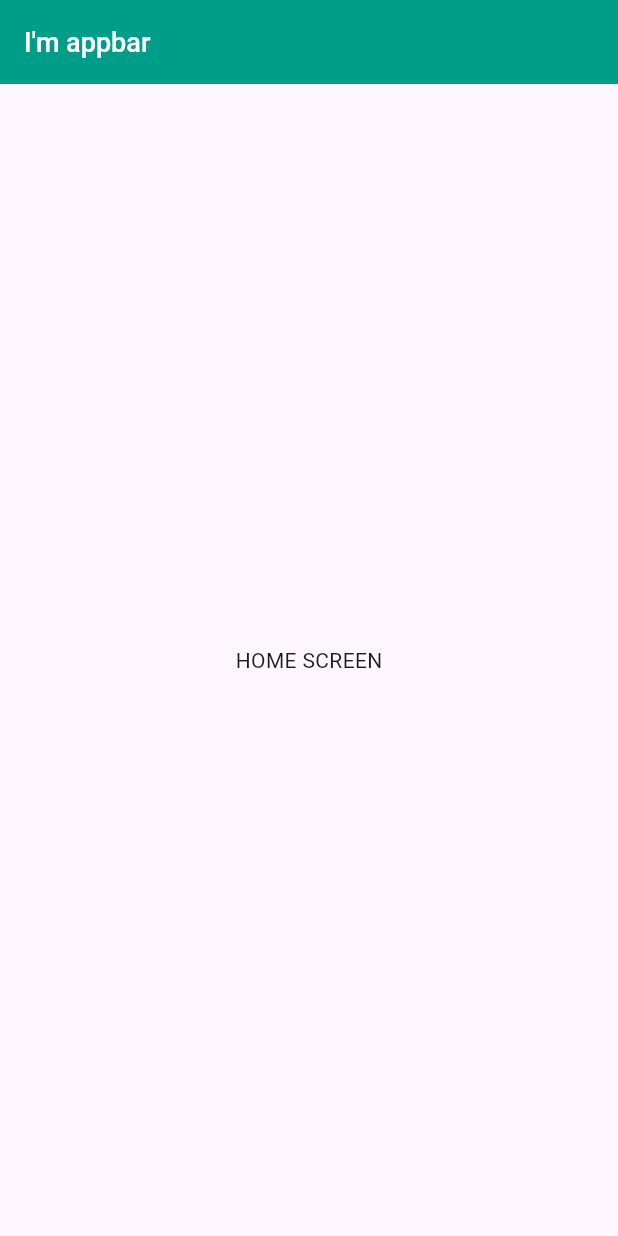
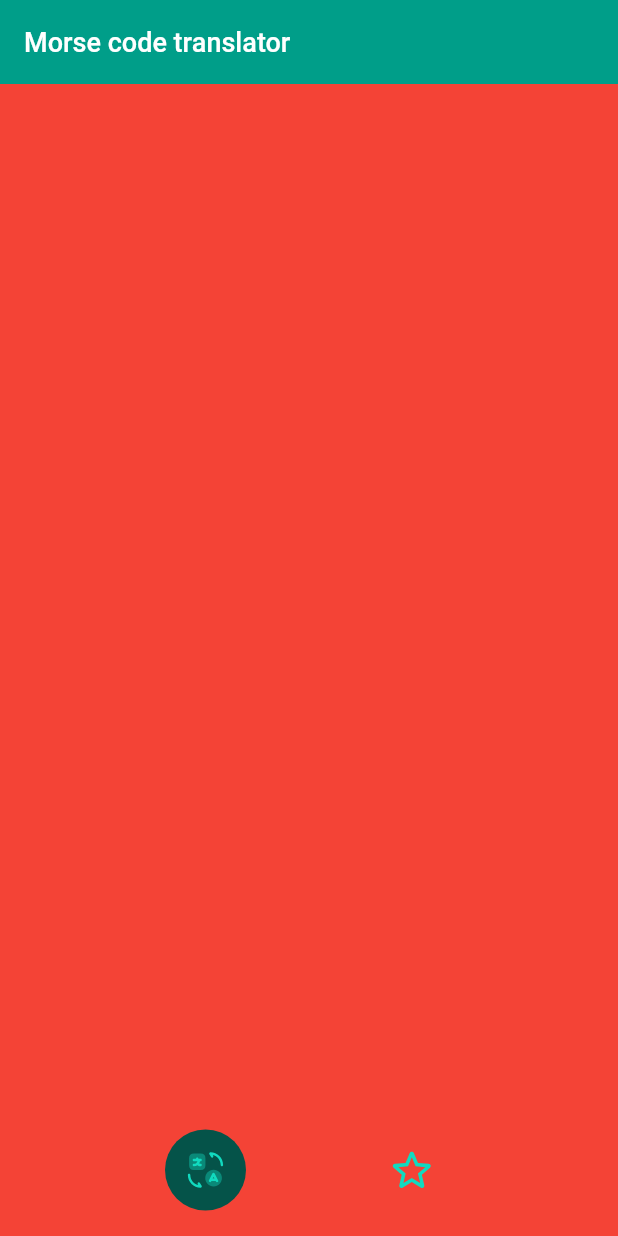
Before and after one commit to M1XAJIbI4/morse_code, a Flutter app: the screen it shows after launch, on a phone screen of 412 x 824 dp. Run offline on Flutter 3.47's test engine with Material 3 defaults, Android fonts, the phone set to English and light mode, and no system bars; our stand-ins replace flutter_bloc, flutter_svg, get_it, injectable, logger, vector_graphics; generated files the repository leaves out were written again.

Commit message:
Made HomeScreen structure

```diff
--- /dev/null
+++ b/lib/presentation/design/design_appbar.dart
@@ -0,0 +1,15 @@
+import 'package:flutter/material.dart';
+
+class DesignAppbar extends StatelessWidget implements PreferredSizeWidget{
+  const DesignAppbar({super.key});
+
+  @override
+  Widget build(BuildContext context) {
+    return AppBar(
+      title: const Text('Morse code translator'),
+    );
+  }
+
+  @override
+  Size get preferredSize => const Size.fromHeight(kToolbarHeight);
+}
--- /dev/null
+++ b/lib/presentation/design/scaling_button.dart
@@ -0,0 +1,65 @@
+import 'package:flutter/material.dart';
+
+class ScalingButton extends StatefulWidget {
+  final VoidCallback? onTap;
+  final Widget child;
+  final Widget? childDisabled;
+
+  const ScalingButton({
+    super.key,
+    required this.onTap,
+    required this.child,
+    this.childDisabled,
+  });
+
+  @override
+  State<ScalingButton> createState() => _ScalingButtonState();
+}
+
+class _ScalingButtonState extends State<ScalingButton>
+    with TickerProviderStateMixin {
+  late final _controller = AnimationController(
+    lowerBound: 0.8,
+    upperBound: 1,
+    duration: const Duration(milliseconds: 50),
+    value: 1,
+    vsync: this,
+  );
+
+  @override
+  void dispose() {
+    _controller.dispose();
+    super.dispose();
+  }
+
+  @override
+  Widget build(BuildContext context) {
+    return AnimatedBuilder(
+      animation: _controller,
+      builder: (context, child) => Transform.scale(
+        scale: _controller.value,
+        child: child,
+      ),
+      child: GestureDetector(
+        behavior: HitTestBehavior.opaque,
+        onTapDown: widget.onTap != null
+            ? (details) => _controller.animateTo(
+                  _controller.lowerBound,
+                )
+            : null,
+        onTapUp: widget.onTap != null
+            ? (details) {
+                _controller.animateTo(
+                  _controller.upperBound,
+                );
+                widget.onTap?.call();
+              }
+            : null,
+        onTapCancel: () => _controller.animateTo(
+          _controller.upperBound,
+        ),
+        child: widget.child,
+      ),
+    );
+  }
+}
--- a/lib/presentation/home_screen/home_screen.dart
+++ b/lib/presentation/home_screen/home_screen.dart
@@ -1,4 +1,12 @@
+import 'package:flutter/foundation.dart';
 import 'package:flutter/material.dart';
+import 'package:flutter_svg/svg.dart';
+import 'package:morse_code/gen/assets.gen.dart';
+import 'package:morse_code/presentation/design/design_appbar.dart';
+import 'package:morse_code/presentation/design/scaling_button.dart';
+
+part 'widgets/home_screen_bottom_bar.dart';
+part 'widgets/tab_icon.dart';
 
 class HomeScreen extends StatefulWidget {
   const HomeScreen({super.key});
@@ -7,14 +15,98 @@ class HomeScreen extends StatefulWidget {
   State<HomeScreen> createState() => _HomeScreenState();
 }
 
-class _HomeScreenState extends State<HomeScreen> {
+class _HomeScreenState extends State<HomeScreen> with TickerProviderStateMixin {
+  final _activeTabNotifier =
+      ValueNotifier<HomeScreenTab>(HomeScreenTab.translateTab);
+  late final TabController _tabController;
+
+  @override
+  void initState() {
+    super.initState();
+    _tabController = TabController(
+      length: HomeScreenTab.values.length,
+      vsync: this,
+    );
+    _initListener();
+  }
+
+  void _initListener() {
+    _tabController.addListener(_tabListener);
+  }
+
+  void _tabListener() {
+    _activeTabNotifier.value = HomeScreenTab.values[_tabController.index];
+  }
+
   @override
   Widget build(BuildContext context) {
     return Scaffold(
-      appBar: AppBar(title: const Text("I'm appbar"),),
-      body: const Center(
-        child: Text('HOME SCREEN'),
+      appBar: const DesignAppbar(),
+      body: SafeArea(
+        child: Stack(
+          children: [
+            TabBarView(
+                physics: const NeverScrollableScrollPhysics(),
+                controller: _tabController,
+                children: [
+                  //TODO: implement
+                  Container(
+                      width: double.infinity, height: 200, color: Colors.red),
+                  Container(
+                      width: double.infinity,
+                      height: 200,
+                      color: Colors.green),
+                ]),
+            Positioned(
+              bottom: 17.0,
+              left: 0.0,
+              right: 0.0,
+              child: _HomeScreenBottomBar(
+                onTapTapped: (tab) => _onTapTapped(tab),
+                activeTabListenable: _activeTabNotifier,
+              )
+            )
+          ],
+        ),
       ),
     );
   }
+
+
+  void _onTapTapped(HomeScreenTab tab) {
+    _tabController.animateTo(tab.tabIndex);
+  }
+
+  @override
+  void dispose() {
+    _activeTabNotifier.dispose();
+    _tabController.removeListener(_tabListener);
+    _tabController.dispose();
+    super.dispose();
+  }
 }
+
+enum HomeScreenTab {
+  translateTab,
+  favoritesTab,
+}
+
+extension HomeScreenTabExtension on HomeScreenTab {
+  String get iconPath => switch (this) {
+        HomeScreenTab.translateTab => Assets.images.translateTab.path,
+        HomeScreenTab.favoritesTab => Assets.images.favoritesTab.path,
+      };
+
+  int get tabIndex => switch (this) {
+        HomeScreenTab.translateTab => 0,
+        HomeScreenTab.favoritesTab => 1,
+      };
+
+  HomeScreenTab getByIndex(int index) {
+    if (index == 0) {
+      return HomeScreenTab.translateTab;
+    } else {
+      return HomeScreenTab.favoritesTab;
+    }
+  }
+}
--- /dev/null
+++ b/lib/presentation/home_screen/widgets/home_screen_bottom_bar.dart
@@ -0,0 +1,49 @@
+part of '../home_screen.dart';
+
+class _HomeScreenBottomBar extends StatelessWidget {
+  final Function(HomeScreenTab) onTapTapped;
+  final ValueListenable<HomeScreenTab> activeTabListenable;
+
+  const _HomeScreenBottomBar({
+    required this.onTapTapped,
+    required this.activeTabListenable,
+  });
+
+  @override
+  Widget build(BuildContext context) {
+    return SizedBox(
+      width: double.infinity,
+      height: 54,
+      child: Row(
+        mainAxisAlignment: MainAxisAlignment.center,
+        children: [..._confugureTabs()],
+      ),
+    );
+  }
+
+  List<Widget> _confugureTabs() {
+    final result = <Widget>[];
+    for (final tab in HomeScreenTab.values) {
+      final icon = _TabIcon(
+          tab: tab,
+          onTap: () => onTapTapped.call(tab),
+          activeTabListenable: activeTabListenable);
+      result.add(icon);
+      if (HomeScreenTab.values.last != tab) {
+        result.add(_getSeparator());
+      }
+    }
+    return result;
+  }
+
+  Widget _getSeparator() {
+    return Flexible(
+      child: ConstrainedBox(
+        constraints: const BoxConstraints(maxWidth: 84),
+        child: const SizedBox(
+          width: double.infinity,
+        ),
+      ),
+    );
+  }
+}
--- /dev/null
+++ b/lib/presentation/home_screen/widgets/tab_icon.dart
@@ -0,0 +1,55 @@
+part of '../home_screen.dart';
+
+class _TabIcon extends StatelessWidget {
+  final HomeScreenTab tab;
+  final VoidCallback onTap;
+  final ValueListenable<HomeScreenTab> activeTabListenable;
+
+  const _TabIcon({
+    required this.tab,
+    required this.onTap,
+    required this.activeTabListenable,
+  });
+
+  @override
+  Widget build(BuildContext context) {
+    return SizedBox(
+      width: 54,
+      height: 54,
+      child: ScalingButton(
+        onTap: () {},
+        child: ValueListenableBuilder<HomeScreenTab>(
+          valueListenable: activeTabListenable,
+          builder: (_, activeTab, __) {
+            final isActive = activeTab == tab;
+            return AnimatedSwitcher(
+              duration: kThemeAnimationDuration,
+              child: ElevatedButton(
+                key: ValueKey(isActive),
+                style: ButtonStyle(
+                  padding: const WidgetStatePropertyAll(EdgeInsets.zero),
+                  backgroundColor: WidgetStatePropertyAll(
+                      isActive ? const Color(0xFF055349) : Colors.transparent),
+                  shadowColor: const WidgetStatePropertyAll(Colors.transparent),
+                ),
+                onPressed: () => onTap.call(),
+                child: AnimatedSwitcher(
+                  duration: kThemeAnimationDuration,
+                  child: DecoratedBox(
+                    decoration: const BoxDecoration(shape: BoxShape.circle),
+                    child: Padding(
+                      padding: const EdgeInsets.all(12.0),
+                      child: SvgPicture.asset(
+                        tab.iconPath,
+                      ),
+                    ),
+                  ),
+                ),
+              ),
+            );
+          },
+        ),
+      ),
+    );
+  }
+}
--- a/lib/presentation/start_screen/start_screen.dart
+++ b/lib/presentation/start_screen/start_screen.dart
@@ -16,7 +16,7 @@ class _StartScreenState extends State<StartScreen> {
   void initState() {
     super.initState();
     WidgetsBinding.instance.addPostFrameCallback((_) {
-       Future.delayed(const Duration(seconds: 1)).then((_) {
+       Future.delayed(const Duration(seconds: 2)).then((_) {
         _pushHomeScreen();
       });
     });
@@ -28,7 +28,6 @@ class _StartScreenState extends State<StartScreen> {
       body: Center(
         child: SvgPicture.asset(
           Assets.images.logoSvg.path,
-
         ),
       ),
     );
```
Also changed, not shown: lib/presentation/design/card_decoration.dart (added, +34 -0 lines), 2 other files.
